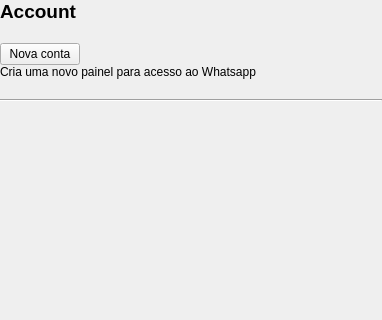
Qt form zapzap/view/ui/account_page.ui (jmbatistav/zapzap) before a commit; both pictures show x 0 to 382 and y 0 to 320 of the 382 by 486 pixel window.
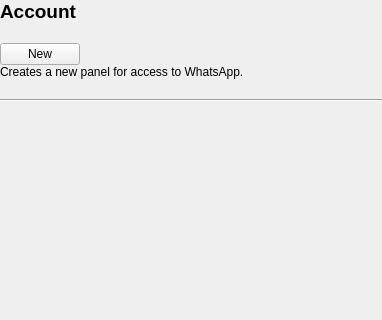
The same form after that commit.

Patch:
```diff
--- a/zapzap/view/ui/account_page.ui
+++ b/zapzap/view/ui/account_page.ui
@@ -95,14 +95,14 @@
             </sizepolicy>
            </property>
            <property name="text">
-            <string>Nova conta</string>
+            <string>New</string>
            </property>
           </widget>
          </item>
          <item>
           <widget class="QLabel" name="label_2">
            <property name="text">
-            <string>Cria uma novo painel para acesso ao Whatsapp</string>
+            <string>Creates a new panel for access to WhatsApp.</string>
            </property>
           </widget>
          </item>
```
Left out of the diff: 2 changed lines with no effect on the pictures.
